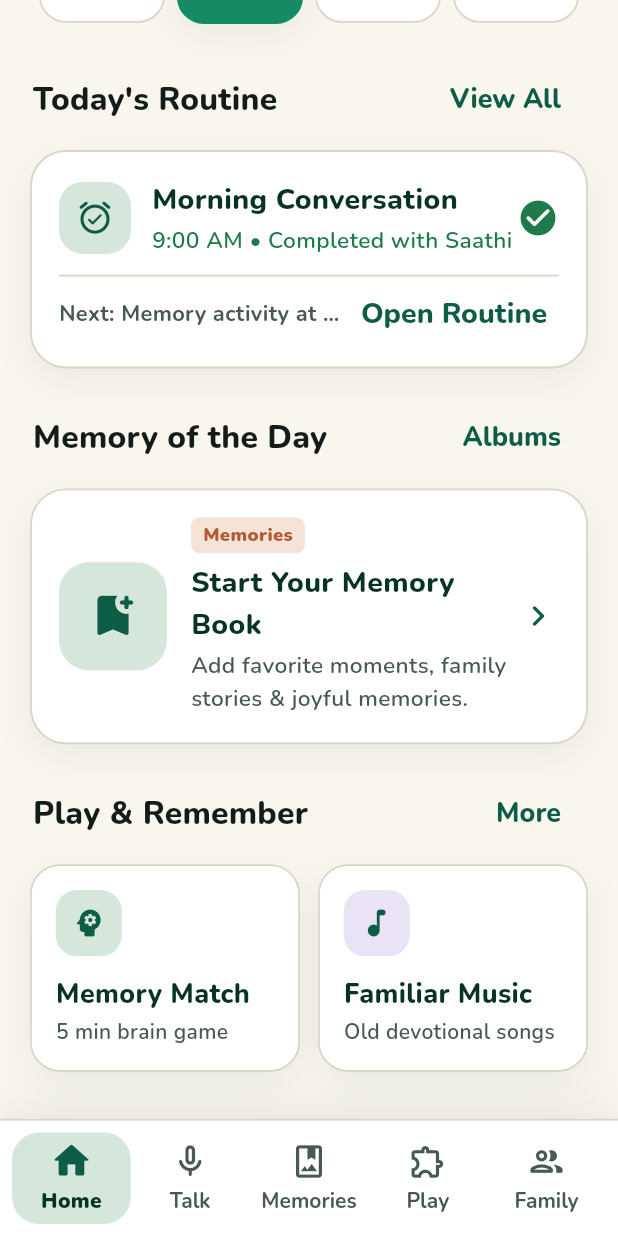
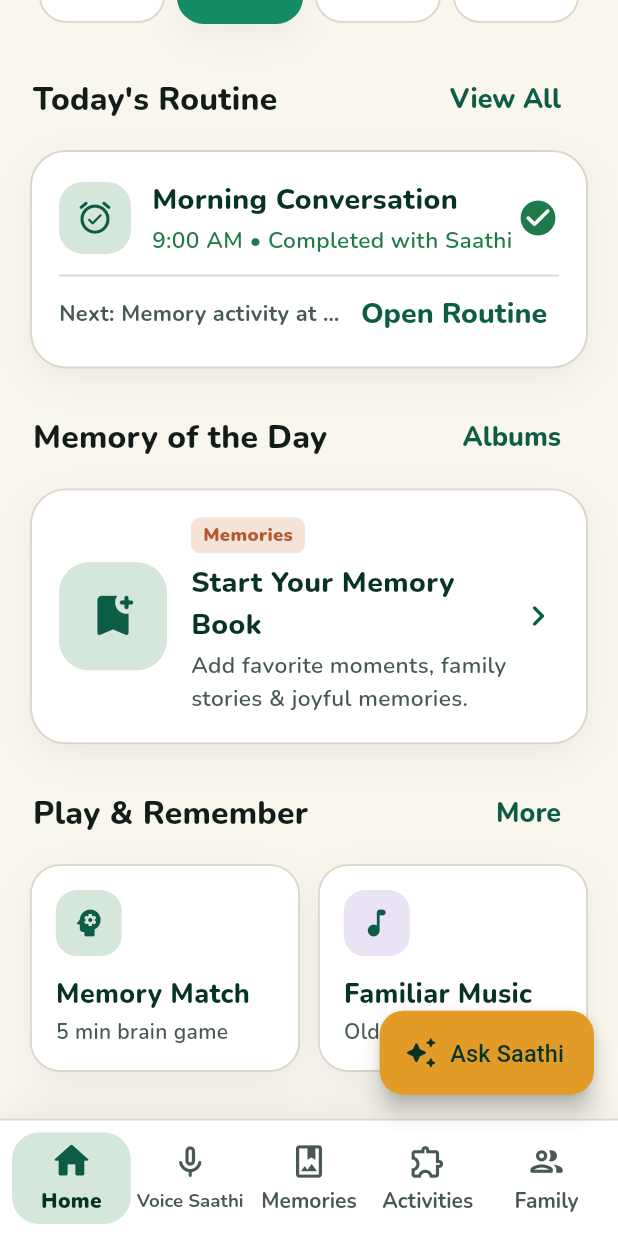
Before and after one commit to princekumar-dev/Smriti-Saathi, a Flutter app: the AppShell screen opened directly, scrolled down 543 dp, on a phone screen of 412 x 824 dp. Run offline on Flutter 3.47's test engine with Material 3 defaults, Android fonts, the phone set to English and light mode, and no system bars; our stand-ins replace connectivity_plus, flutter_tts, google_fonts, permission_handler, shared_preferences, speech_to_text; accounts and stored records are empty; network calls fail.

```diff
--- a/lib/navigation/app_shell.dart
+++ b/lib/navigation/app_shell.dart
@@ -35,6 +35,18 @@ class _AppShellState extends State<AppShell> {
         index: _selectedIndex,
         children: _screens,
       ),
+      floatingActionButton: FloatingActionButton.extended(
+        heroTag: 'global-saathi-action',
+        onPressed: () {
+          setState(() => _selectedIndex = 1);
+        },
+        backgroundColor: AppTheme.warmAmber,
+        foregroundColor: AppTheme.deepForest,
+        elevation: 6,
+        icon: const Icon(Icons.auto_awesome_rounded, size: 23),
+        label: const Text('Ask Saathi'),
+      ),
+      floatingActionButtonLocation: FloatingActionButtonLocation.endFloat,
       bottomNavigationBar: _LuxuryElderlyNavBar(
         selectedIndex: _selectedIndex,
         onSelect: (index) => setState(() => _selectedIndex = index),
@@ -76,9 +88,9 @@ class _LuxuryElderlyNavBar extends StatelessWidget {
           child: Row(
             children: [
               _navItem(0, Icons.home_outlined, Icons.home_rounded, 'Home'),
-              _navItem(1, Icons.mic_none_rounded, Icons.mic_rounded, 'Talk'),
+              _navItem(1, Icons.mic_none_rounded, Icons.mic_rounded, 'Voice Saathi'),
               _navItem(2, Icons.photo_album_outlined, Icons.photo_album_rounded, 'Memories'),
-              _navItem(3, Icons.extension_outlined, Icons.extension_rounded, 'Play'),
+              _navItem(3, Icons.extension_outlined, Icons.extension_rounded, 'Activities'),
               _navItem(4, Icons.people_outline_rounded, Icons.people_rounded, 'Family'),
             ],
           ),
--- a/lib/state/auth_state.dart
+++ b/lib/state/auth_state.dart
@@ -168,7 +168,9 @@ class AuthState extends ChangeNotifier {
       }
 
       // Sync registered patients from MongoDB Atlas in background if caretaker is known
-      refreshPatientsFromBackend();
+      if (_activeCaretaker != null && _activeCaretaker!.id.isNotEmpty) {
+        refreshPatientsFromBackend();
+      }
     } catch (_) {
       _currentRole = UserRole.unauthenticated;
     } finally {
--- a/lib/theme/app_theme.dart
+++ b/lib/theme/app_theme.dart
@@ -163,7 +163,7 @@ class AppTheme {
         scrolledUnderElevation: 0,
         centerTitle: false,
         titleTextStyle: GoogleFonts.nunito(
-          fontSize: 24,
+          fontSize: 25,
           fontWeight: FontWeight.w900,
           color: ink,
           height: 1.2,
@@ -214,7 +214,7 @@ class AppTheme {
       inputDecorationTheme: InputDecorationTheme(
         filled: true,
         fillColor: paper,
-        contentPadding: const EdgeInsets.symmetric(horizontal: 20, vertical: 18),
+        contentPadding: const EdgeInsets.symmetric(horizontal: 20, vertical: 19),
         hintStyle: GoogleFonts.nunito(fontSize: 17, color: muted),
         labelStyle: GoogleFonts.nunito(
           fontSize: 17,
@@ -245,31 +245,31 @@ class AppTheme {
 
   static TextTheme get _textTheme => const TextTheme(
         displayLarge: TextStyle(
-          fontSize: 38,
+          fontSize: 40,
           fontWeight: FontWeight.w900,
           height: 1.15,
           color: ink,
         ),
         displaySmall: TextStyle(
-          fontSize: 32,
+          fontSize: 34,
           fontWeight: FontWeight.w900,
           height: 1.18,
           color: ink,
         ),
         headlineLarge: TextStyle(
-          fontSize: 28,
+          fontSize: 30,
           fontWeight: FontWeight.w800,
           height: 1.2,
           color: ink,
         ),
         headlineSmall: TextStyle(
-          fontSize: 24,
+          fontSize: 26,
           fontWeight: FontWeight.w800,
           height: 1.22,
           color: ink,
         ),
         titleLarge: TextStyle(
-          fontSize: 22,
+          fontSize: 23,
           fontWeight: FontWeight.w800,
           height: 1.25,
           color: ink,
@@ -293,7 +293,7 @@ class AppTheme {
           color: ink,
         ),
         bodyMedium: TextStyle(
-          fontSize: 16,
+          fontSize: 17,
           fontWeight: FontWeight.w600,
           height: 1.45,
           color: muted,
```
Also changed, not shown: lib/main.dart (+12 -9 lines), lib/screens/auth/caretaker_auth_screen.dart (+8 -4 lines), 1 other file.
